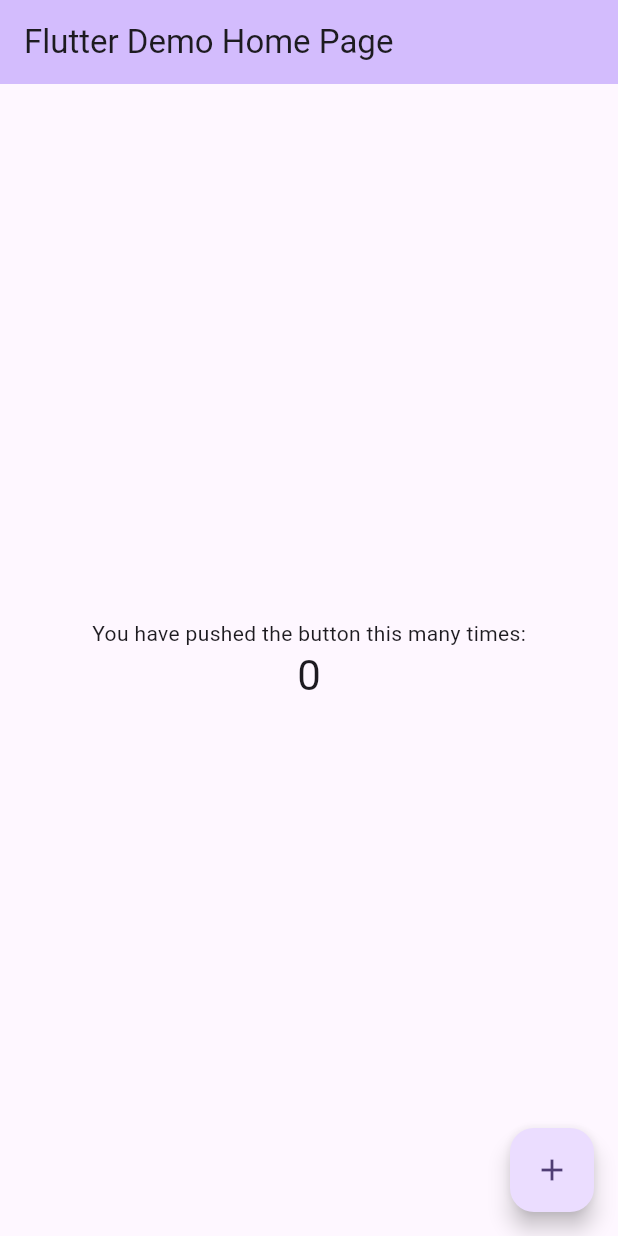
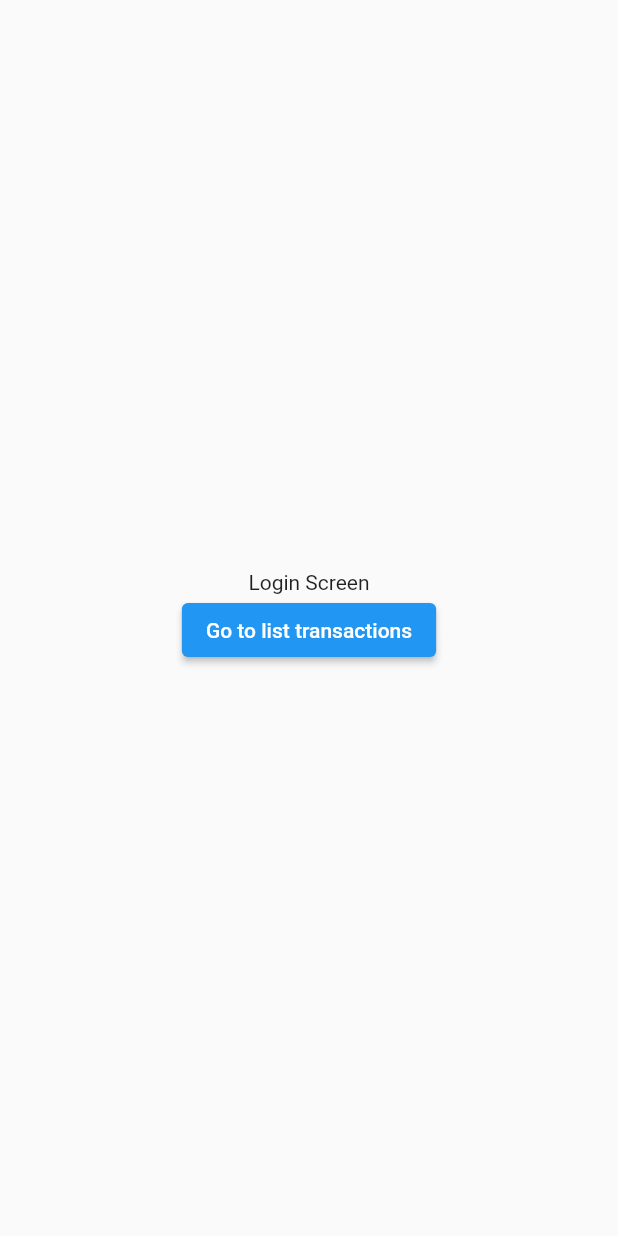
Before and after one commit to NikonovichN/transaction_task, a Flutter app: the screen it shows after launch, on a phone screen of 412 x 824 dp. Run offline on Flutter 3.47's test engine with Material 2 defaults, Android fonts, the phone set to English and light mode, and no system bars; our stand-ins replace go_router.

Commit message:
add: structure of project

```diff
--- /dev/null
+++ b/lib/core/core.dart
@@ -0,0 +1,2 @@
+export 'navigation/navigation.dart';
+export 'transaction_app.dart';
--- /dev/null
+++ b/lib/core/navigation/constants.dart
@@ -0,0 +1,3 @@
+const loginScreen = 'loginScreen';
+const listTransactionsScreen = 'listTransactionsScreen';
+const diagramTransactionsScreen = 'diagramTransactionScreen';
--- /dev/null
+++ b/lib/core/navigation/navigation.dart
@@ -0,0 +1,2 @@
+export 'route.dart';
+export 'constants.dart';
--- /dev/null
+++ b/lib/core/navigation/route.dart
@@ -0,0 +1,9 @@
+import 'package:go_router/go_router.dart';
+
+import 'constants.dart';
+import 'routes.dart';
+
+final router = GoRouter(
+  initialLocation: '/$loginScreen',
+  routes: routers,
+);
--- /dev/null
+++ b/lib/core/transaction_app.dart
@@ -0,0 +1,12 @@
+import 'package:flutter/material.dart';
+
+import 'core.dart';
+
+class TransactionApp extends StatelessWidget {
+  const TransactionApp({super.key});
+
+  @override
+  Widget build(BuildContext context) {
+    return MaterialApp.router(routerConfig: router);
+  }
+}
--- /dev/null
+++ b/lib/features/features.dart
@@ -0,0 +1,2 @@
+export 'login/presentation/presentation.dart';
+export 'transactions/presentation/presentation.dart';
--- /dev/null
+++ b/lib/features/login/presentation/pages/login_screen.dart
@@ -0,0 +1,26 @@
+import 'package:flutter/material.dart';
+import 'package:go_router/go_router.dart';
+
+import '../../../../core/core.dart';
+
+class LoginScreen extends StatelessWidget {
+  const LoginScreen({super.key});
+
+  @override
+  Widget build(BuildContext context) {
+    return Scaffold(
+      body: Center(
+        child: Column(
+          mainAxisAlignment: MainAxisAlignment.center,
+          children: [
+            const Text('Login Screen'),
+            ElevatedButton(
+              onPressed: () => context.go('/$listTransactionsScreen'),
+              child: const Text('Go to list transactions'),
+            )
+          ],
+        ),
+      ),
+    );
+  }
+}
--- /dev/null
+++ b/lib/features/login/presentation/presentation.dart
@@ -0,0 +1 @@
+export 'pages/login_screen.dart';
--- /dev/null
+++ b/lib/features/transactions/presentation/presentation.dart
@@ -0,0 +1,2 @@
+export 'pages/diagram_transactions_screen.dart';
+export 'pages/list_transactions_screen.dart';
--- a/lib/main.dart
+++ b/lib/main.dart
@@ -1,125 +1,7 @@
 import 'package:flutter/material.dart';
 
+import 'core/core.dart';
+
 void main() {
-  runApp(const MyApp());
+  runApp(const TransactionApp());
 }
-
-class MyApp extends StatelessWidget {
-  const MyApp({super.key});
-
-  // This widget is the root of your application.
-  @override
-  Widget build(BuildContext context) {
-    return MaterialApp(
-      title: 'Flutter Demo',
-      theme: ThemeData(
-        // This is the theme of your application.
-        //
-        // TRY THIS: Try running your application with "flutter run". You'll see
-        // the application has a blue toolbar. Then, without quitting the app,
-        // try changing the seedColor in the colorScheme below to Colors.green
-        // and then invoke "hot reload" (save your changes or press the "hot
-        // reload" button in a Flutter-supported IDE, or press "r" if you used
-        // the command line to start the app).
-        //
-        // Notice that the counter didn't reset back to zero; the application
-        // state is not lost during the reload. To reset the state, use hot
-        // restart instead.
-        //
-        // This works for code too, not just values: Most code changes can be
-        // tested with just a hot reload.
-        colorScheme: ColorScheme.fromSeed(seedColor: Colors.deepPurple),
-        useMaterial3: true,
-      ),
-      home: const MyHomePage(title: 'Flutter Demo Home Page'),
-    );
-  }
-}
-
-class MyHomePage extends StatefulWidget {
-  const MyHomePage({super.key, required this.title});
-
-  // This widget is the home page of your application. It is stateful, meaning
-  // that it has a State object (defined below) that contains fields that affect
-  // how it looks.
-
-  // This class is the configuration for the state. It holds the values (in this
-  // case the title) provided by the parent (in this case the App widget) and
-  // used by the build method of the State. Fields in a Widget subclass are
-  // always marked "final".
-
-  final String title;
-
-  @override
-  State<MyHomePage> createState() => _MyHomePageState();
-}
-
-class _MyHomePageState extends State<MyHomePage> {
-  int _counter = 0;
-
-  void _incrementCounter() {
-    setState(() {
-      // This call to setState tells the Flutter framework that something has
-      // changed in this State, which causes it to rerun the build method below
-      // so that the display can reflect the updated values. If we changed
-      // _counter without calling setState(), then the build method would not be
-      // called again, and so nothing would appear to happen.
-      _counter++;
-    });
-  }
-
-  @override
-  Widget build(BuildContext context) {
-    // This method is rerun every time setState is called, for instance as done
-    // by the _incrementCounter method above.
-    //
-    // The Flutter framework has been optimized to make rerunning build methods
-    // fast, so that you can just rebuild anything that needs updating rather
-    // than having to individually change instances of widgets.
-    return Scaffold(
-      appBar: AppBar(
-        // TRY THIS: Try changing the color here to a specific color (to
-        // Colors.amber, perhaps?) and trigger a hot reload to see the AppBar
-        // change color while the other colors stay the same.
-        backgroundColor: Theme.of(context).colorScheme.inversePrimary,
-        // Here we take the value from the MyHomePage object that was created by
-        // the App.build method, and use it to set our appbar title.
-        title: Text(widget.title),
-      ),
-      body: Center(
-        // Center is a layout widget. It takes a single child and positions it
-        // in the middle of the parent.
-        child: Column(
-          // Column is also a layout widget. It takes a list of children and
-          // arranges them vertically. By default, it sizes itself to fit its
-          // children horizontally, and tries to be as tall as its parent.
-          //
-          // Column has various properties to control how it sizes itself and
-          // how it positions its children. Here we use mainAxisAlignment to
-          // center the children vertically; the main axis here is the vertical
-          // axis because Columns are vertical (the cross axis would be
-          // horizontal).
-          //
-          // TRY THIS: Invoke "debug painting" (choose the "Toggle Debug Paint"
-          // action in the IDE, or press "p" in the console), to see the
-          // wireframe for each widget.
-          mainAxisAlignment: MainAxisAlignment.center,
-          children: <Widget>[
-            const Text(
-              'You have pushed the button this many times:',
-            ),
-            Text(
-              '$_counter',
-              style: Theme.of(context).textTheme.headlineMedium,
-            ),
-          ],
-        ),
-      ),
-      floatingActionButton: FloatingActionButton(
-        onPressed: _incrementCounter,
-        tooltip: 'Increment',
-        child: const Icon(Icons.add),
-      ), // This trailing comma makes auto-formatting nicer for build methods.
-    );
-  }
-}
```
Also changed, not shown: lib/core/navigation/routes.dart (added, +19 -0 lines), lib/features/transactions/presentation/pages/diagram_transactions_screen.dart (added, +12 -0 lines), lib/features/transactions/presentation/pages/list_transactions_screen.dart (added, +10 -0 lines).
